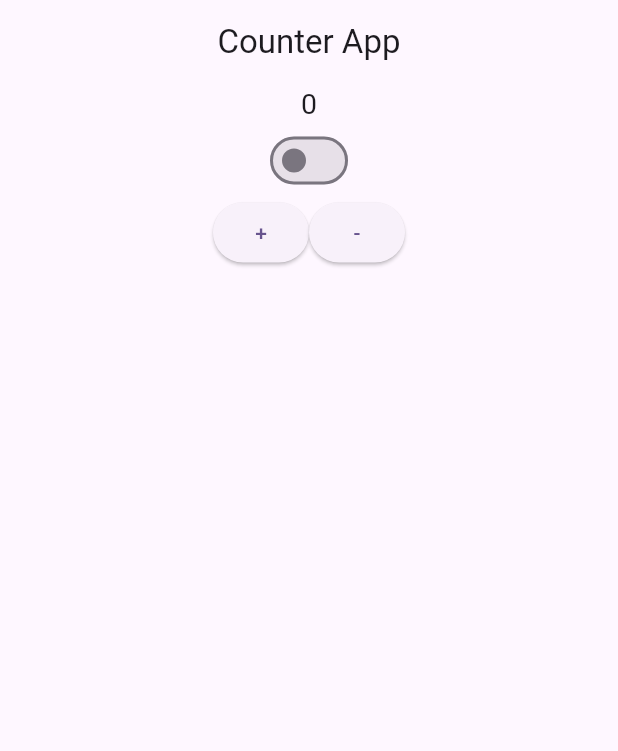
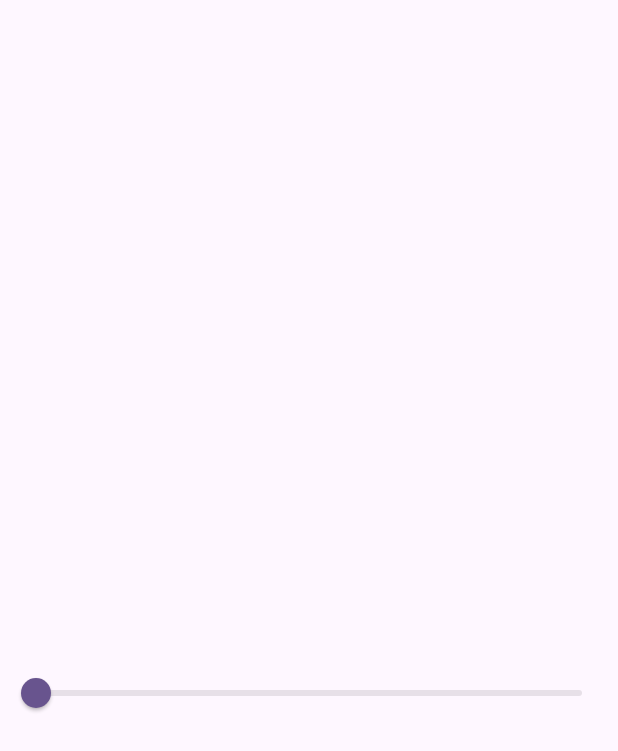
Before and after one commit to Muhammad-Adnan11/Riverpod_App, a Flutter app: the screen it shows after launch, on a phone screen of 412 x 824 dp. Shown: the top 751 px of the screen. Run offline on Flutter 3.47's test engine with Material 3 defaults, Android fonts, the phone set to English and light mode, and no system bars; our stand-ins replace flutter_riverpod.

Commit message:
Your commit message

```diff
--- a/lib/main.dart
+++ b/lib/main.dart
@@ -1,7 +1,9 @@
 import 'package:flutter/material.dart';
 import 'package:flutter_riverpod/flutter_riverpod.dart';
 import 'package:riverpod_project/view/home_screen.dart';
+import 'package:riverpod_project/view/slider_providerst.dart';
 import 'package:riverpod_project/view/state_provider.dart';
+import 'package:riverpod_project/view_model/slider_provider.dart';
 
 void main() {
   runApp(const MyApp());
@@ -19,7 +21,7 @@ class MyApp extends StatelessWidget {
           colorScheme: ColorScheme.fromSeed(seedColor: Colors.deepPurple),
           useMaterial3: true,
         ),
-        home: counterprovider(),
+        home: SliderProviderst(),
       ),
     );
   }
--- /dev/null
+++ b/lib/view/slider_providerst.dart
@@ -0,0 +1,35 @@
+import 'package:flutter/material.dart';
+import 'package:flutter_riverpod/flutter_riverpod.dart';
+import 'package:riverpod_project/view_model/slider_provider.dart';
+
+class SliderProviderst extends ConsumerWidget {
+  const SliderProviderst({super.key});
+
+  @override
+  Widget build(BuildContext context, WidgetRef ref) {
+    print('print');
+    return Scaffold(
+      body: Column(
+        mainAxisAlignment: MainAxisAlignment.center,
+        children: [
+          Consumer(builder: (context, ref, child) {
+            final slider = ref.watch(sliderProvider);
+            return Container(
+              height: 100,
+              width: 100,
+              color: Colors.red.withOpacity(slider),
+            );
+          }),
+          Consumer(builder: (context, ref, child) {
+            final slider = ref.watch(sliderProvider);
+            return Slider(
+                value: slider,
+                onChanged: (value) {
+                  ref.read(sliderProvider.notifier).state = value;
+                });
+          })
+        ],
+      ),
+    );
+  }
+}
```
